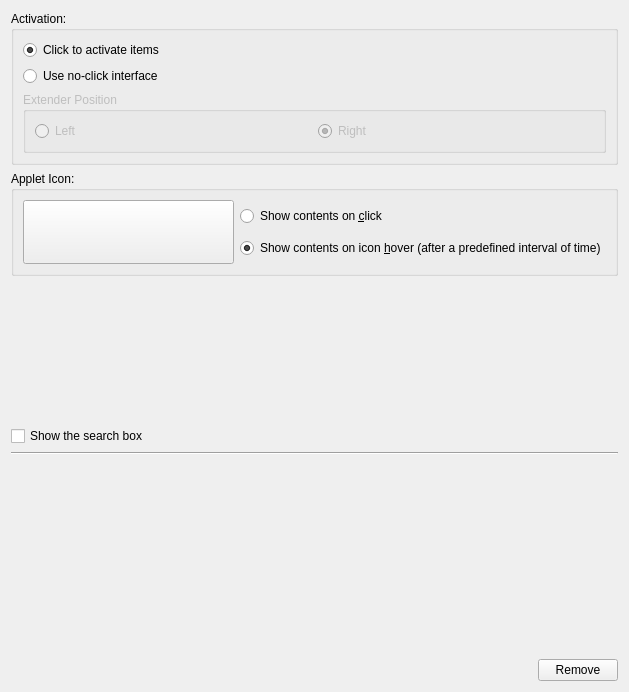
The window that applets/lancelot/parts/LancelotPartConfigBase.ui (KDE/kdeplasma-addons) describes before a commit, drawn with Qt 5.
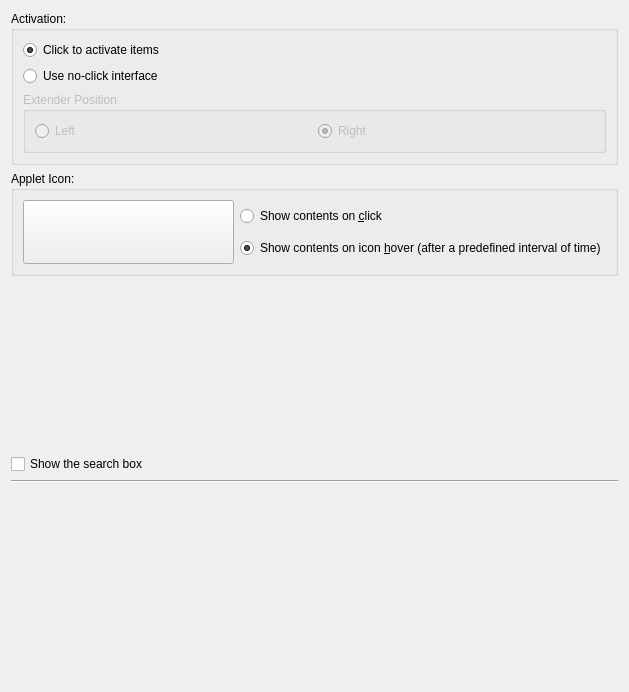
The same window after the commit. Custom widgets are drawn as their Qt base class.

Commit message: Configuration UI finished

Diff of the .ui file:
```diff
--- a/applets/lancelot/parts/LancelotPartConfigBase.ui
+++ b/applets/lancelot/parts/LancelotPartConfigBase.ui
@@ -166,39 +166,10 @@
          <item>
           <widget class="QListWidget" name="listModels">
            <property name="styleSheet">
-            <string>border: none; background: transparent;</string>
+            <string>.QListWidget { border: none; background: transparent; }</string>
            </property>
           </widget>
          </item>
-         <item>
-          <widget class="QFrame" name="frame">
-           <layout class="QHBoxLayout" name="horizontalLayout_3">
-            <property name="margin">
-             <number>0</number>
-            </property>
-            <item>
-             <spacer name="horizontalSpacer">
-              <property name="orientation">
-               <enum>Qt::Horizontal</enum>
-              </property>
-              <property name="sizeHint" stdset="0">
-               <size>
-                <width>40</width>
-                <height>20</height>
-               </size>
-              </property>
-             </spacer>
-            </item>
-            <item>
-             <widget class="QPushButton" name="buttonContentsRemove">
-              <property name="text">
-               <string>Remove</string>
-              </property>
-             </widget>
-            </item>
-           </layout>
-          </widget>
-         </item>
         </layout>
        </widget>
       </item>
```
The commit also changes 2 other files.
